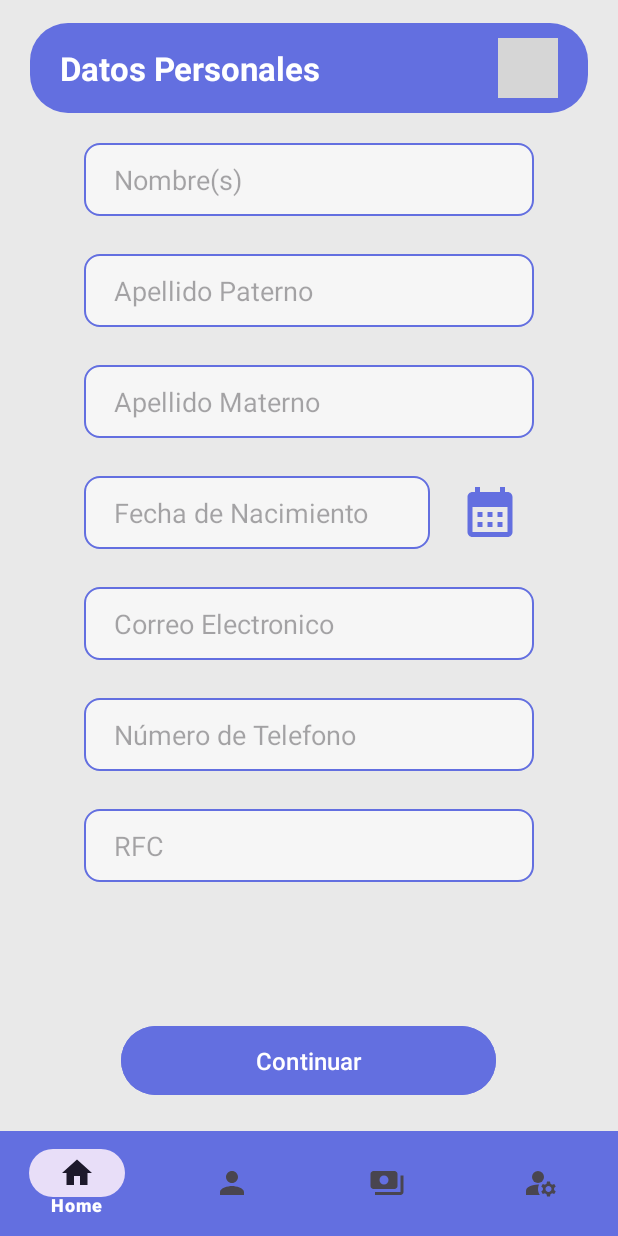
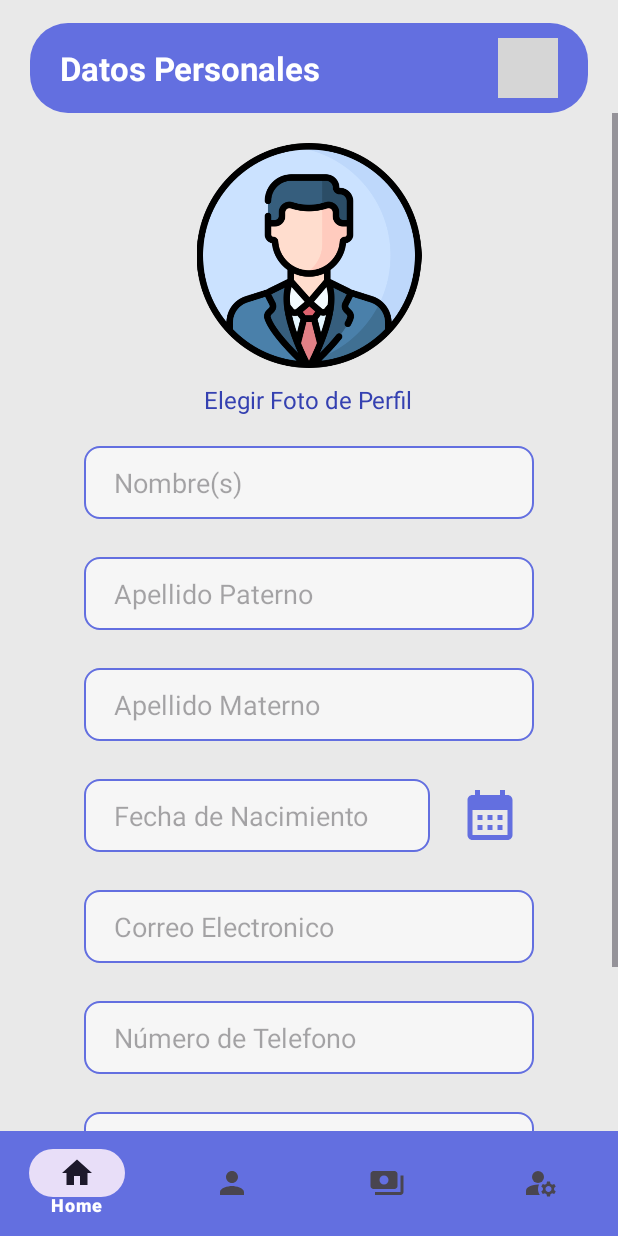
Before and after one commit to MancillaO/ProLender, an Android app: the fragment AgregarClientesFragment placed in its activity, on a phone screen of 412 x 824 dp. Run offline under Robolectric (Android 15) with nearby library versions, the phone set to English and light mode, and no system bars; grey boxes are pictures that could not be loaded.

Commit message:
Diseño para escoger fotos de perfil

```diff
--- /dev/null
+++ b/app/src/main/res/drawable/icon_edit.xml
@@ -0,0 +1,5 @@
+<vector xmlns:android="http://schemas.android.com/apk/res/android" android:autoMirrored="true" android:height="24dp" android:tint="@color/secondary_color" android:viewportHeight="24" android:viewportWidth="24" android:width="24dp">
+
+    <path android:fillColor="@android:color/white" android:pathData="M3,17.25V21h3.75L17.81,9.94l-3.75,-3.75L3,17.25zM20.71,7.04c0.39,-0.39 0.39,-1.02 0,-1.41l-2.34,-2.34c-0.39,-0.39 -1.02,-0.39 -1.41,0l-1.83,1.83 3.75,3.75 1.83,-1.83z"/>
+
+</vector>
--- a/app/src/main/res/layout/fragment_agregar_clientes.xml
+++ b/app/src/main/res/layout/fragment_agregar_clientes.xml
@@ -61,6 +61,31 @@
                 android:orientation="vertical"
                 android:layout_gravity="center_horizontal"
                 >
+
+                <LinearLayout
+                    android:id="@+id/foto"
+                    android:layout_width="match_parent"
+                    android:layout_height="wrap_content"
+                    android:orientation="vertical"
+                    android:gravity="center_horizontal"
+                    android:layout_marginTop="20dp">
+
+                    <ImageView
+                        android:layout_width="wrap_content"
+                        android:layout_height="150dp"
+                        android:src="@drawable/cambiar_foto"
+                        />
+
+                    <TextView
+                        android:layout_width="wrap_content"
+                        android:layout_height="wrap_content"
+                        android:text="Elegir Foto de Perfil"
+                        android:textColor="@color/secondary_color"
+                        android:layout_marginTop="10dp"
+                        android:textSize="16dp"
+                        />
+
+                </LinearLayout>
 
                 <EditText
                     android:id="@+id/campoNombre"
@@ -192,12 +217,7 @@
                     android:paddingHorizontal="20dp"
                     android:background="@drawable/border_edittext_background"
                     android:layout_gravity="center"
-                    android:layout_marginBottom="20dp"
                     />
-
-
-            </LinearLayout>
-        </ScrollView>
 
                 <Button
                     android:id="@+id/btnContinuarCliente"
@@ -210,12 +230,15 @@
                     android:textColor="#ffffff"
                     android:textSize="16dp"
                     android:layout_alignParentBottom="true"
-            android:layout_marginTop="15dp"
+                    android:layout_marginTop="20dp"
                     android:layout_marginBottom="20dp"
                     android:padding="12dp"
                     android:layout_gravity="center"
                     />
 
 
+            </LinearLayout>
+        </ScrollView>
+
     </RelativeLayout>
 </FrameLayout>
--- a/app/src/main/res/layout/fragment_ver_solicitud.xml
+++ b/app/src/main/res/layout/fragment_ver_solicitud.xml
@@ -56,7 +56,6 @@
                 />
 
         </RelativeLayout>
-
 
         <!--
         <RelativeLayout
--- a/app/src/main/res/layout/item_cliente.xml
+++ b/app/src/main/res/layout/item_cliente.xml
@@ -33,7 +33,7 @@
         android:layout_height="100dp"
         android:layout_below="@id/cliente_titulo1"
         android:layout_marginTop="15dp"
-        android:src="@drawable/foto_perfil"
+        android:src="@drawable/cambiar_foto"
         android:scaleType="centerCrop"
         />
 
```
Also changed, not shown: app/src/main/res/drawable/cambiar_foto.png (added). Lines whose indentation alone changed are shown as unchanged.
